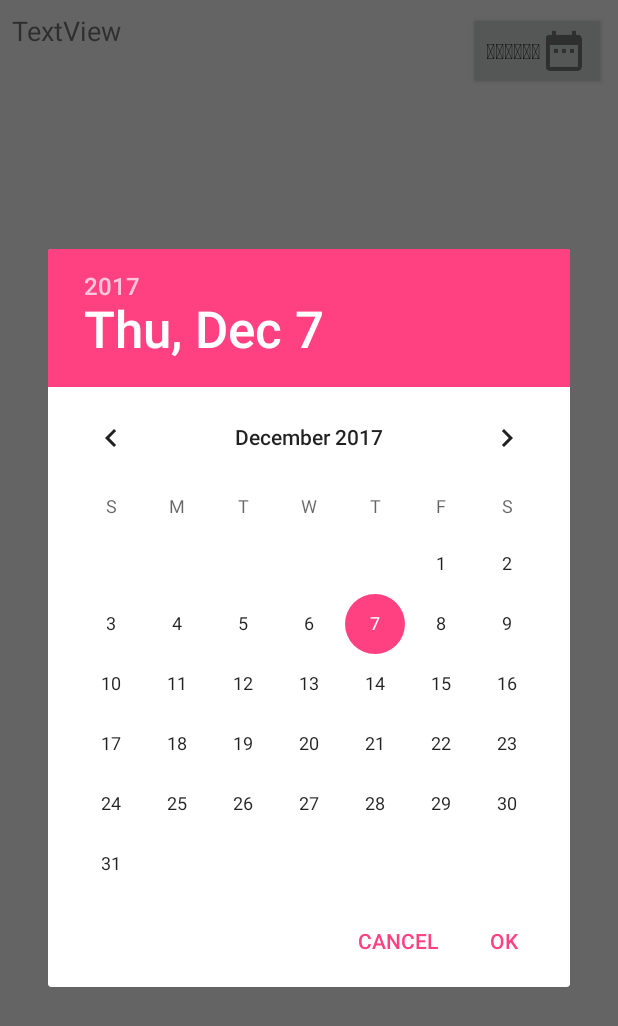
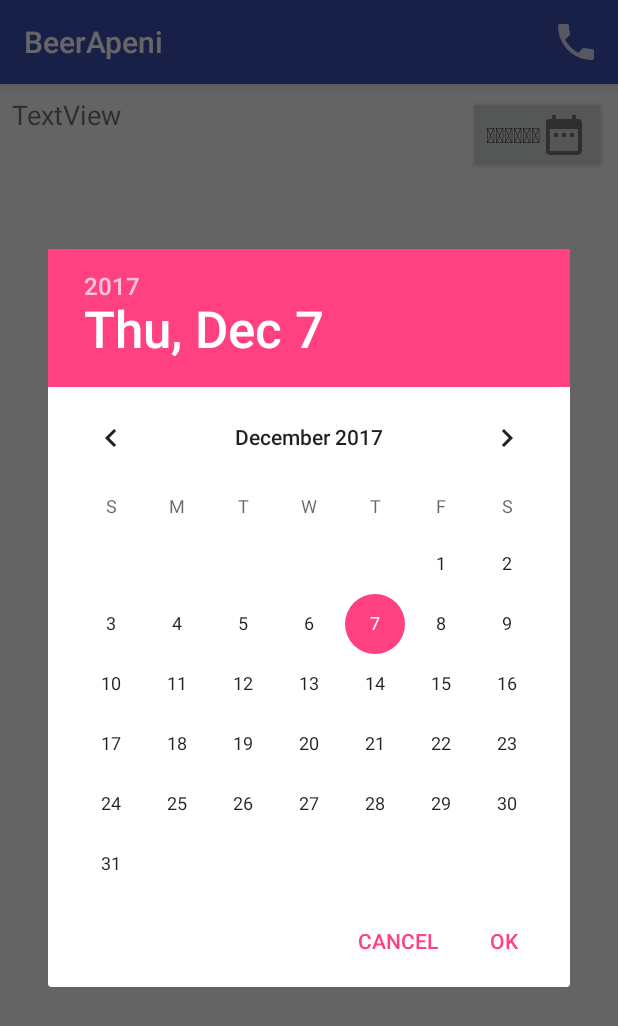
Before and after one commit to kartlos99/apeni, an Android app: the AmonaweriActivity screen opened directly, with no data from a screen before it, after a tap on "ᲗᲐᲠᲘᲦᲘ", on a phone screen of 412 x 824 dp. Shown: the top 1026 px of the screen. Run offline under Robolectric (Android 15) with nearby library versions, the phone set to English and light mode, and no system bars; our stand-ins replace Volley; network calls fail; 7 statements that could not run were skipped.

Commit message:
meniu davamate

```diff
--- a/app/src/main/AndroidManifest.xml
+++ b/app/src/main/AndroidManifest.xml
@@ -4,6 +4,7 @@
 
     <uses-permission android:name="android.permission.ACCESS_NETWORK_STATE" />
     <uses-permission android:name="android.permission.INTERNET" />
+    <uses-permission android:name="android.permission.CALL_PHONE"/>
 
     <application
         android:allowBackup="true"
--- a/app/src/main/java/com/example/kdiakonidze/beerapeni/AddDeliveryActivity.java
+++ b/app/src/main/java/com/example/kdiakonidze/beerapeni/AddDeliveryActivity.java
@@ -84,6 +84,7 @@ public class AddDeliveryActivity extends AppCompatActivity implements View.OnCli
         btn_Done.setOnClickListener(new View.OnClickListener() {
             @Override
             public void onClick(View view) {
+//                btn_Done.setEnabled(false);
                 if (!(eK30Count.getText().toString().equals("") && eK50Count.getText().toString().equals(""))){
                     sendDataToDB(Constantebi.URL_INS_LUDISSHETANA, 1);
                 }
@@ -241,7 +242,7 @@ public class AddDeliveryActivity extends AppCompatActivity implements View.OnCli
                 Map<String, String> params = new HashMap<>();
 
                 params.put("obieqtis_id", currObieqti.getId().toString());
-                params.put("distributor_id", "1");
+                params.put("distributor_id", Constantebi.USER_ID);
                 params.put("comment", "no comment");
 
                 if (op_type == 1) {
--- a/app/src/main/java/com/example/kdiakonidze/beerapeni/AmonaweriActivity.java
+++ b/app/src/main/java/com/example/kdiakonidze/beerapeni/AmonaweriActivity.java
@@ -1,19 +1,26 @@
 package com.example.kdiakonidze.beerapeni;
 
+import android.Manifest;
 import android.app.DatePickerDialog;
 import android.app.ProgressDialog;
 import android.content.Intent;
+import android.content.pm.PackageManager;
 import android.icu.text.SimpleDateFormat;
 import android.icu.util.Calendar;
+import android.net.Uri;
 import android.os.Build;
 import android.support.annotation.RequiresApi;
 import android.support.design.widget.TabLayout;
+import android.support.v4.app.ActivityCompat;
 import android.support.v4.app.Fragment;
 import android.support.v4.app.FragmentManager;
 import android.support.v4.view.PagerAdapter;
 import android.support.v4.view.ViewPager;
 import android.support.v7.app.AppCompatActivity;
 import android.os.Bundle;
+import android.support.v7.widget.Toolbar;
+import android.view.Menu;
+import android.view.MenuItem;
 import android.view.View;
 import android.widget.Button;
 import android.widget.DatePicker;
@@ -48,6 +55,7 @@ public class AmonaweriActivity extends AppCompatActivity {
     private TextView t_objInfo;
     private ViewPager viewPager;
     private TabLayout tabLayout;
+    private Toolbar toolbar;
     FragmentManager fragmentManager;
     MyPagesAdapter pagerAdapter;
 
@@ -89,6 +97,16 @@ public class AmonaweriActivity extends AppCompatActivity {
         btn_setDate = (Button) findViewById(R.id.btn_p4_tarigi);
         viewPager = (ViewPager) findViewById(R.id.viewpager_amonaweri);
         tabLayout = (TabLayout) findViewById(R.id.tabs_amonaweri);
+        toolbar = (Toolbar) findViewById(R.id.tool_bar_amonaw);
+
+
+        toolbar.setOnMenuItemClickListener(new Toolbar.OnMenuItemClickListener() {
+            @Override
+            public boolean onMenuItemClick(MenuItem item) {
+                Toast.makeText(getApplicationContext(), item.getTitle(), Toast.LENGTH_LONG).show();
+                return false;
+            }
+        });
 
 
         calendar = Calendar.getInstance();
@@ -97,6 +115,11 @@ public class AmonaweriActivity extends AppCompatActivity {
         Intent i = getIntent();
         Bundle importedBundle = i.getExtras();
         currObieqti = (Obieqti) importedBundle.getSerializable("obieqti");
+        toolbar.setTitle(currObieqti.getDasaxeleba());
+
+        toolbar.inflateMenu(R.menu.nav_menu);
+        setSupportActionBar(toolbar);
+
 
         if (savedInstanceState != null) {
             archeuli_dge = savedInstanceState.getString("tarigi");
@@ -128,6 +151,38 @@ public class AmonaweriActivity extends AppCompatActivity {
         tabLayout.getTabAt(1).setText(title_1);
 
         get_davalianeba();
+    }
+
+    @Override
+    public boolean onCreateOptionsMenu(Menu menu) {
+
+        getMenuInflater().inflate(R.menu.detail_menu, menu);
+
+        return true;
+    }
+
+    @Override
+    public boolean onOptionsItemSelected(MenuItem item) {
+
+        if (item.getItemId() == R.id.menu_call) {
+            Toast.makeText(this, currObieqti.getTel(), Toast.LENGTH_LONG).show();
+            Intent callIntent = new Intent(Intent.ACTION_CALL);
+            callIntent.setData(Uri.parse("tel:"+currObieqti.getTel()));
+
+            if (ActivityCompat.checkSelfPermission(this, Manifest.permission.CALL_PHONE) != PackageManager.PERMISSION_GRANTED) {
+                // TODO: Consider calling
+                //    ActivityCompat#requestPermissions
+                // here to request the missing permissions, and then overriding
+                //   public void onRequestPermissionsResult(int requestCode, String[] permissions,
+                //                                          int[] grantResults)
+                // to handle the case where the user grants the permission. See the documentation
+                // for ActivityCompat#requestPermissions for more details.
+                return true;
+            }
+            startActivity(callIntent);
+        }
+
+        return super.onOptionsItemSelected(item);
     }
 
     private void get_davalianeba() {
--- a/app/src/main/java/com/example/kdiakonidze/beerapeni/MainActivity.java
+++ b/app/src/main/java/com/example/kdiakonidze/beerapeni/MainActivity.java
@@ -209,6 +209,7 @@ public class MainActivity extends AppCompatActivity implements View.OnClickListe
             @Override
             public void onErrorResponse(VolleyError error) {
                 Toast.makeText(MainActivity.this, error.getMessage(), Toast.LENGTH_LONG).show();
+                Toast.makeText(MainActivity.this, "eror no obieqtebi", Toast.LENGTH_LONG).show();
                 progressDialog.dismiss();
             }
         });
@@ -240,6 +241,7 @@ public class MainActivity extends AppCompatActivity implements View.OnClickListe
             @Override
             public void onErrorResponse(VolleyError error) {
                 Toast.makeText(MainActivity.this, error.getMessage(), Toast.LENGTH_LONG).show();
+                Toast.makeText(MainActivity.this, "ludi sadaaa!", Toast.LENGTH_LONG).show();
             }
         });
 
@@ -280,6 +282,7 @@ public class MainActivity extends AppCompatActivity implements View.OnClickListe
             @Override
             public void onErrorResponse(VolleyError error) {
                 Toast.makeText(MainActivity.this, error.getMessage(), Toast.LENGTH_LONG).show();
+                Toast.makeText(MainActivity.this, "error fasebi", Toast.LENGTH_LONG).show();
             }
         });
 
--- a/app/src/main/res/layout/activity_amonaweri.xml
+++ b/app/src/main/res/layout/activity_amonaweri.xml
@@ -7,6 +7,10 @@
     tools:context="com.example.kdiakonidze.beerapeni.AmonaweriActivity"
     tools:layout_editor_absoluteY="81dp"
     tools:layout_editor_absoluteX="0dp">
+
+    <include
+        android:id="@+id/tool_bar_amonaw"
+        layout="@layout/tool_bar"/>
 
     <TextView
         android:id="@+id/t_p4_objInfo"
@@ -30,7 +34,7 @@
         android:drawableEnd="@drawable/ic_calendar"
         android:layout_marginRight="8dp"
         app:layout_constraintRight_toRightOf="parent"
-        app:layout_constraintTop_toTopOf="parent"
+        app:layout_constraintTop_toBottomOf="@id/tool_bar_amonaw"
         android:layout_marginTop="8dp"
         android:layout_marginEnd="8dp" />
 
--- a/app/src/main/res/layout/tool_bar.xml
+++ b/app/src/main/res/layout/tool_bar.xml
@@ -3,5 +3,6 @@
     xmlns:android="http://schemas.android.com/apk/res/android"
     android:theme="@style/ThemeOverlay.AppCompat.Dark"
     android:background="@color/colorPrimary"
+    android:elevation="4dp"
     android:layout_width="match_parent"
     android:layout_height="?android:attr/actionBarSize"/>
--- /dev/null
+++ b/app/src/main/res/menu/detail_menu.xml
@@ -0,0 +1,10 @@
+<?xml version="1.0" encoding="utf-8"?>
+<menu xmlns:app="http://schemas.android.com/apk/res-auto"
+    xmlns:android="http://schemas.android.com/apk/res/android">
+
+    <item
+        android:id="@+id/menu_call"
+        android:icon="@drawable/ic_call_icon"
+        android:title="@string/call"
+        app:showAsAction="always" />
+</menu>
--- a/app/src/main/res/values/strings.xml
+++ b/app/src/main/res/values/strings.xml
@@ -28,4 +28,5 @@
     <string name="password">პაროლი</string>
     <string name="login">შესვლა</string>
     <string name="ludis_fasebi">ლუდის ფასები კონკრეტული ობიექტისთვის</string>
+    <string name="call">call</string>
 </resources>
```
Also changed, not shown: app/src/main/java/com/example/kdiakonidze/beerapeni/LoginActivity.java (+5 -4 lines), app/src/main/res/drawable-hdpi/ic_call_icon.png (added), app/src/main/res/drawable-mdpi/ic_call_icon.png (added), app/src/main/res/drawable-xhdpi/ic_call_icon.png (added), app/src/main/res/drawable-xxhdpi/ic_call_icon.png (added).
